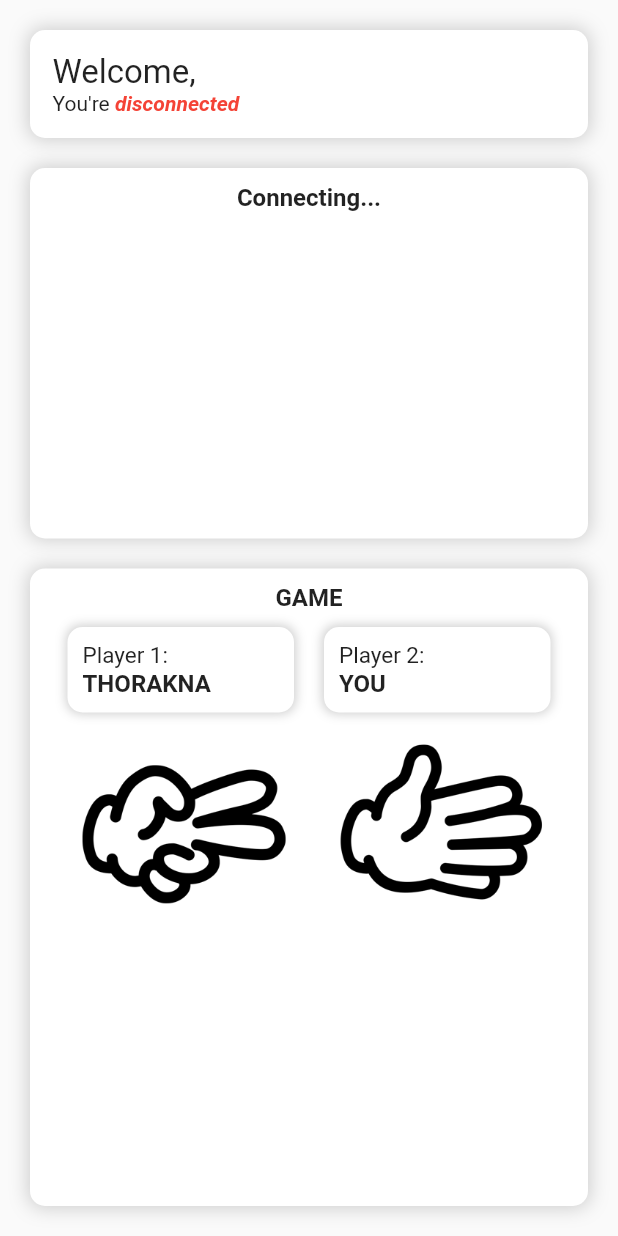
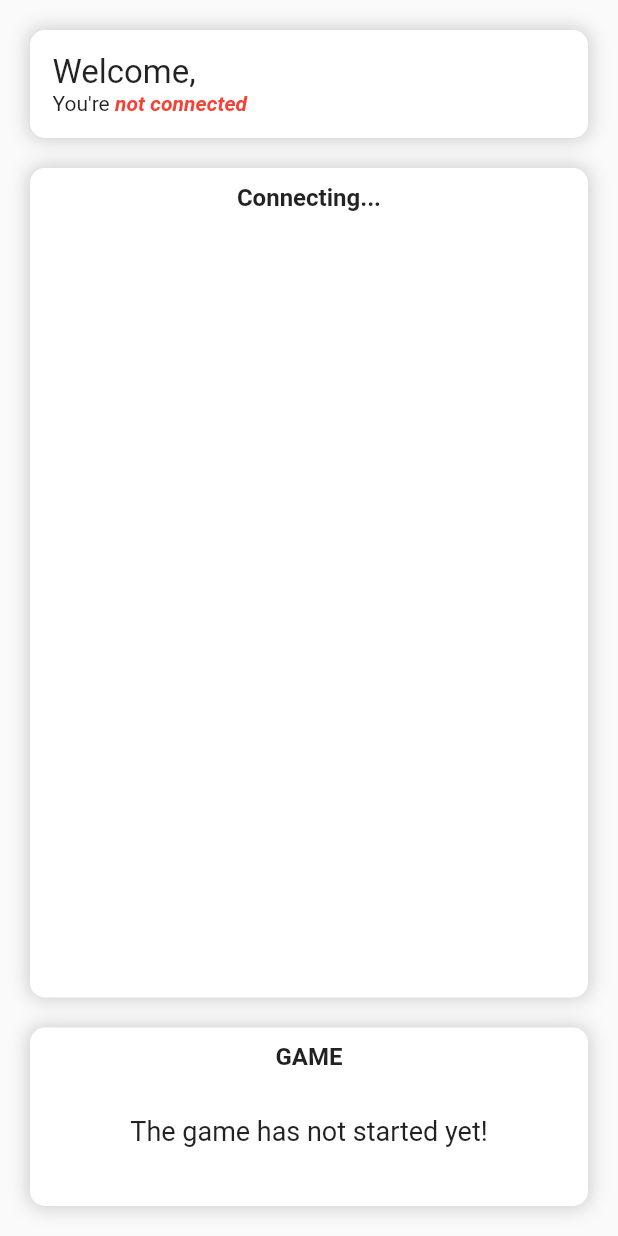
Before and after one commit to thorakna/flutter_rps_online, a Flutter app: the InGame screen opened directly with empty values, on a phone screen of 412 x 824 dp. Run offline on Flutter 3.47's test engine with Material 2 defaults, Android fonts, the phone set to English and light mode, and no system bars; our stand-ins replace socket_io_client; network calls fail.

Commit message:
new update

```diff
--- a/rps_online_flutter/lib/pages/ingame.dart
+++ b/rps_online_flutter/lib/pages/ingame.dart
@@ -1,6 +1,9 @@
+// Author: Onur YAŞAR
+
 import 'package:flutter/material.dart';
 import 'dart:convert';
 import 'package:socket_io_client/socket_io_client.dart' as IO;
+import 'dart:math' as math;
 
 class InGame extends StatefulWidget {
   InGame({Key key, this.nickname}) : super(key: key);
@@ -9,10 +12,53 @@ class InGame extends StatefulWidget {
   _InGameState createState() => _InGameState();
 }
 
-class RemaPlayersItem {
+class Match {
+  int matchid;
+  PlayerMatched playerone;
+  PlayerMatched playertwo;
+
+  Match({this.matchid, this.playerone, this.playertwo});
+
+  Match.fromJson(Map<String, dynamic> json) {
+    matchid = json['matchid'];
+    playerone = json['playerone'] != null
+        ? new PlayerMatched.fromJson(json['playerone'])
+        : null;
+    playertwo = json['playertwo'] != null
+        ? new PlayerMatched.fromJson(json['playertwo'])
+        : null;
+  }
+
+  Map<String, dynamic> toJson() {
+    final Map<String, dynamic> data = new Map<String, dynamic>();
+    data['matchid'] = this.matchid;
+    if (this.playerone != null) {
+      data['playerone'] = this.playerone.toJson();
+    }
+    if (this.playertwo != null) {
+      data['playertwo'] = this.playertwo.toJson();
+    }
+    return data;
+  }
+}
+
+class PlayerMatched {
   int id;
-  String playerone, playertwo;
-  RemaPlayersItem(this.id, this.playerone, this.playertwo);
+  String playernick;
+
+  PlayerMatched({this.id, this.playernick});
+
+  PlayerMatched.fromJson(Map<String, dynamic> json) {
+    id = json['id'];
+    playernick = json['playernick'];
+  }
+
+  Map<String, dynamic> toJson() {
+    final Map<String, dynamic> data = new Map<String, dynamic>();
+    data['id'] = this.id;
+    data['playernick'] = this.playernick;
+    return data;
+  }
 }
 
 class GameStatus {
@@ -28,6 +74,8 @@ class GameStatus {
 
 class _InGameState extends State<InGame> {
   List<String> playersList = [];
+  List matchesList = [];
+  int matcheslistlength = 0;
 
   IO.Socket rpsio;
   int onlineusers = 0;
@@ -36,6 +84,10 @@ class _InGameState extends State<InGame> {
 
   int gameStatus = 0;
   String gameStMessage = "";
+
+  String opponentNick = "";
+  String opitem = "yok";
+  String poneitem = "yok";
 
   _connectSocket() {
     rpsio = IO.io('http://192.168.0.100:80', <String, dynamic>{
@@ -46,6 +98,7 @@ class _InGameState extends State<InGame> {
     rpsio.onConnect(_onCon);
     rpsio.on('onlineusers', _onOu);
     rpsio.on('game_status', _onGameStatus);
+    rpsio.on('game', _onGame);
     rpsio.onDisconnect(_onDis);
   }
 
@@ -80,12 +133,29 @@ class _InGameState extends State<InGame> {
   _onGameStatus(dynamic data) {
     var status = GameStatus.fromJson(data);
     if (mounted) {
+      if (status.status == 2) {
+        setState(() {
+          gameStatus = status.status;
+          matchesList = json.decode(data)['matches'];
+          matcheslistlength = json.decode(data)['matchlength'];
+        });
+      } else {
         setState(() {
           gameStMessage = status.message;
           gameStatus = status.status;
           playersList = List<String>.from(json.decode(data)['players']);
         });
       }
+    }
+  }
+
+  _onGame(dynamic data) {
+    setState(() {
+      opponentNick = json.decode(data)['opponent'];
+      opitem = json.decode(data)['opitem'];
+    });
+    print("Opponent: " + opponentNick);
+    rpsio.emit("gamet", "scissors");
   }
 
   @override
@@ -134,7 +204,8 @@ class _InGameState extends State<InGame> {
                       text: 'You\'re ', // default text style
                       children: <TextSpan>[
                         TextSpan(
-                          text: areyouConnected ? 'connected.' : 'disconnected',
+                          text:
+                              areyouConnected ? 'connected.' : 'not connected',
                           style: TextStyle(
                               fontStyle: FontStyle.italic,
                               color:
@@ -149,7 +220,8 @@ class _InGameState extends State<InGame> {
                                 color: Colors.green,
                                 fontWeight: FontWeight.bold),
                           ),
-                        if (areyouConnected) TextSpan(text: ' online!'),
+                        if (areyouConnected)
+                          TextSpan(text: ' player(s) online!'),
                       ],
                     ),
                   ),
@@ -158,7 +230,6 @@ class _InGameState extends State<InGame> {
             ),
           ),
           Expanded(
-            flex: 3,
             child: Container(
                 margin: EdgeInsets.fromLTRB(20, 0, 20, 20),
                 padding: EdgeInsets.fromLTRB(15, 10, 15, 10),
@@ -182,7 +253,7 @@ class _InGameState extends State<InGame> {
                           ),
                           Expanded(
                               child: ListView.builder(
-                            itemCount: playersList.length,
+                            itemCount: matcheslistlength,
                             itemBuilder: (context, index) {
                               return Container(
                                 margin: EdgeInsets.all(5),
@@ -198,14 +269,17 @@ class _InGameState extends State<InGame> {
                                           blurRadius: 5),
                                     ]),
                                 child: Row(children: [
-                                  Expanded(child: Text(playersList[index])),
+                                  Expanded(
+                                      child: Text(matchesList[index]
+                                          ["playerone"]["playernick"])),
                                   Image.asset(
                                     "assets/images/rps.png",
                                     width: 64,
                                   ),
                                   Expanded(
                                       child: Text(
-                                    playersList[index],
+                                    matchesList[index]["playertwo"]
+                                        ["playernick"],
                                     textAlign: TextAlign.right,
                                   )),
                                 ]),
@@ -248,7 +322,10 @@ class _InGameState extends State<InGame> {
                                               spreadRadius: 1,
                                               blurRadius: 5),
                                         ]),
-                                    child: Text(playersList[index]),
+                                    child: Text(
+                                      playersList[index],
+                                      textAlign: TextAlign.center,
+                                    ),
                                   );
                                 },
                               ))
@@ -262,9 +339,7 @@ class _InGameState extends State<InGame> {
                             ],
                 )),
           ),
-          Expanded(
-            flex: 5,
-            child: Container(
+          Container(
             margin: EdgeInsets.fromLTRB(20, 0, 20, 20),
             padding: EdgeInsets.fromLTRB(15, 10, 15, 10),
             width: double.infinity,
@@ -283,17 +358,17 @@ class _InGameState extends State<InGame> {
                 Center(
                   child: Text(
                     "GAME",
-                        style: TextStyle(
-                            fontSize: 16, fontWeight: FontWeight.bold),
+                    style: TextStyle(fontSize: 16, fontWeight: FontWeight.bold),
                   ),
                 ),
+                if (gameStatus == 2)
                   IntrinsicHeight(
                     child: Row(
                       crossAxisAlignment: CrossAxisAlignment.start,
                       children: [
                         Expanded(
                           child: Container(
-                              margin: EdgeInsets.all(10),
+                            margin: EdgeInsets.fromLTRB(10, 10, 10, 0),
                             padding: EdgeInsets.all(10),
                             width: double.infinity,
                             decoration: BoxDecoration(
@@ -313,7 +388,7 @@ class _InGameState extends State<InGame> {
                                   style: TextStyle(fontSize: 15),
                                 ),
                                 Text(
-                                    "THORAKNA",
+                                  "YOU",
                                   style: TextStyle(
                                       fontSize: 16,
                                       fontWeight: FontWeight.bold),
@@ -324,7 +399,7 @@ class _InGameState extends State<InGame> {
                         ),
                         Expanded(
                           child: Container(
-                              margin: EdgeInsets.all(10),
+                            margin: EdgeInsets.fromLTRB(10, 10, 10, 0),
                             padding: EdgeInsets.all(10),
                             width: double.infinity,
                             decoration: BoxDecoration(
@@ -344,7 +419,7 @@ class _InGameState extends State<InGame> {
                                   style: TextStyle(fontSize: 15),
                                 ),
                                 Text(
-                                    "YOU",
+                                  opponentNick,
                                   style: TextStyle(
                                       fontSize: 16,
                                       fontWeight: FontWeight.bold),
@@ -356,22 +431,74 @@ class _InGameState extends State<InGame> {
                       ],
                     ),
                   ),
-                    Row(
-                        crossAxisAlignment: CrossAxisAlignment.start,
-                        children: [
+                if (gameStatus == 2)
+                  Row(crossAxisAlignment: CrossAxisAlignment.start, children: [
                     Expanded(
-                            child: Image.asset(
-                              "assets/images/scissors.png",
+                      child: poneitem == "yok"
+                          ? Image.asset(
+                              "assets/images/rps_wait.gif",
+                            )
+                          : Image.asset(
+                              "assets/images/" + poneitem + ".png",
                             ),
                     ),
                     Expanded(
-                            child: Image.asset(
-                              "assets/images/paper.png",
+                      child: Transform(
+                        alignment: Alignment.center,
+                        transform: Matrix4.rotationY(math.pi),
+                        child: opitem == "yok"
+                            ? Image.asset(
+                                "assets/images/rps_wait.gif",
+                              )
+                            : Image.asset(
+                                "assets/images/" + opitem + ".png",
+                              ),
                       ),
                     ),
                   ]),
+                gameStatus == 2
+                    ? Container(
+                        height: 80,
+                        child: true
+                            ? ButtonBar(
+                                mainAxisSize: MainAxisSize.max,
+                                alignment: MainAxisAlignment.center,
+                                children: <Widget>[
+                                    ElevatedButton(
+                                      onPressed: () {},
+                                      child: Text(
+                                        'Rock',
+                                        style: TextStyle(
+                                            fontWeight: FontWeight.bold),
+                                      ),
+                                    ),
+                                    ElevatedButton(
+                                      onPressed: () {},
+                                      child: Text(
+                                        'Paper',
+                                        style: TextStyle(
+                                            fontWeight: FontWeight.bold),
+                                      ),
+                                    ),
+                                    ElevatedButton(
+                                      onPressed: () {},
+                                      child: Text(
+                                        'Scissors',
+                                        style: TextStyle(
+                                            fontWeight: FontWeight.bold),
+                                      ),
+                                    ),
+                                  ])
+                            : Center(child: Text('yat olum')))
+                    : Container(
+                        height: 80,
+                        child: Center(
+                            child: Text(
+                          'The game has not started yet!',
+                          style: TextStyle(fontSize: 18),
+                        ))),
               ],
-                )),
+            ),
           ),
         ],
       ),
--- a/rps_online_flutter/pubspec.yaml
+++ b/rps_online_flutter/pubspec.yaml
@@ -47,10 +47,7 @@ flutter:
 
   # To add assets to your application, add an assets section, like this:
   assets:
-    - assets/images/rock.png
-    - assets/images/paper.png
-    - assets/images/scissors.png
-    - assets/images/rps.png
+    - assets/images/
 
   # An image asset can refer to one or more resolution-specific "variants", see
   # https://flutter.dev/assets-and-images/#resolution-aware.
```
Also changed, not shown: rps_online_flutter/assets/images/rps_wait.gif (added), 3 other files. Lines whose indentation alone changed are shown as unchanged.
